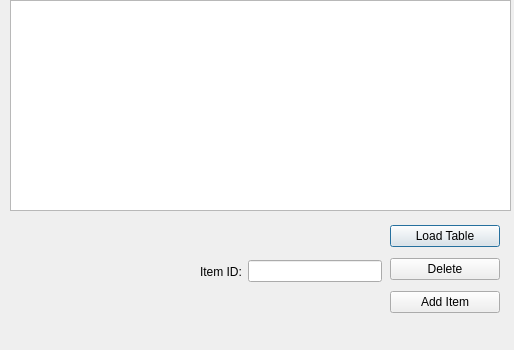
Qt form 3220FinalProject/adminview.ui (clpk8/ECE3220FinalProject) before a commit.
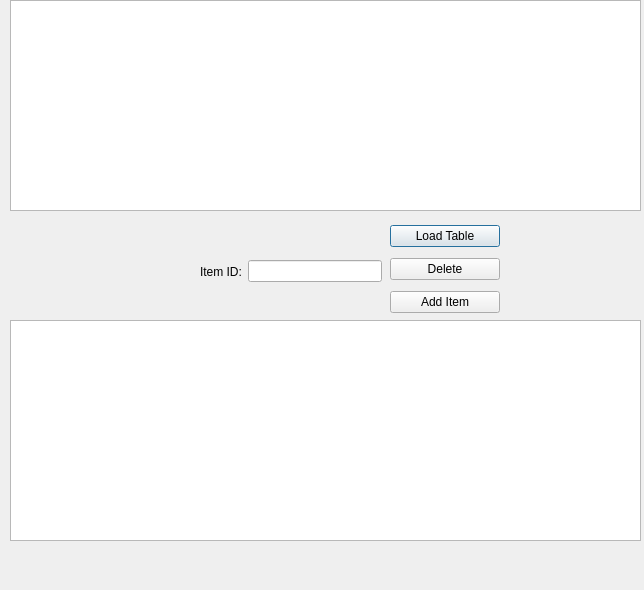
The same form after that commit.

The edit to the form file:
```diff
--- a/3220FinalProject/adminview.ui
+++ b/3220FinalProject/adminview.ui
@@ -6,8 +6,8 @@
    <rect>
     <x>0</x>
     <y>0</y>
-    <width>514</width>
-    <height>350</height>
+    <width>644</width>
+    <height>590</height>
    </rect>
   </property>
   <property name="windowTitle">
@@ -18,12 +18,12 @@
     <rect>
      <x>10</x>
      <y>0</y>
-     <width>501</width>
+     <width>631</width>
      <height>211</height>
     </rect>
    </property>
   </widget>
-  <widget class="QWidget" name="">
+  <widget class="QWidget" name="layoutWidget">
    <property name="geometry">
     <rect>
      <x>390</x>
@@ -56,7 +56,7 @@
     </item>
    </layout>
   </widget>
-  <widget class="QWidget" name="">
+  <widget class="QWidget" name="layoutWidget">
    <property name="geometry">
     <rect>
      <x>200</x>
@@ -78,6 +78,16 @@
     </item>
    </layout>
   </widget>
+  <widget class="QTableView" name="BorrowedItem">
+   <property name="geometry">
+    <rect>
+     <x>10</x>
+     <y>320</y>
+     <width>631</width>
+     <height>221</height>
+    </rect>
+   </property>
+  </widget>
  </widget>
  <resources/>
  <connections/>
```
